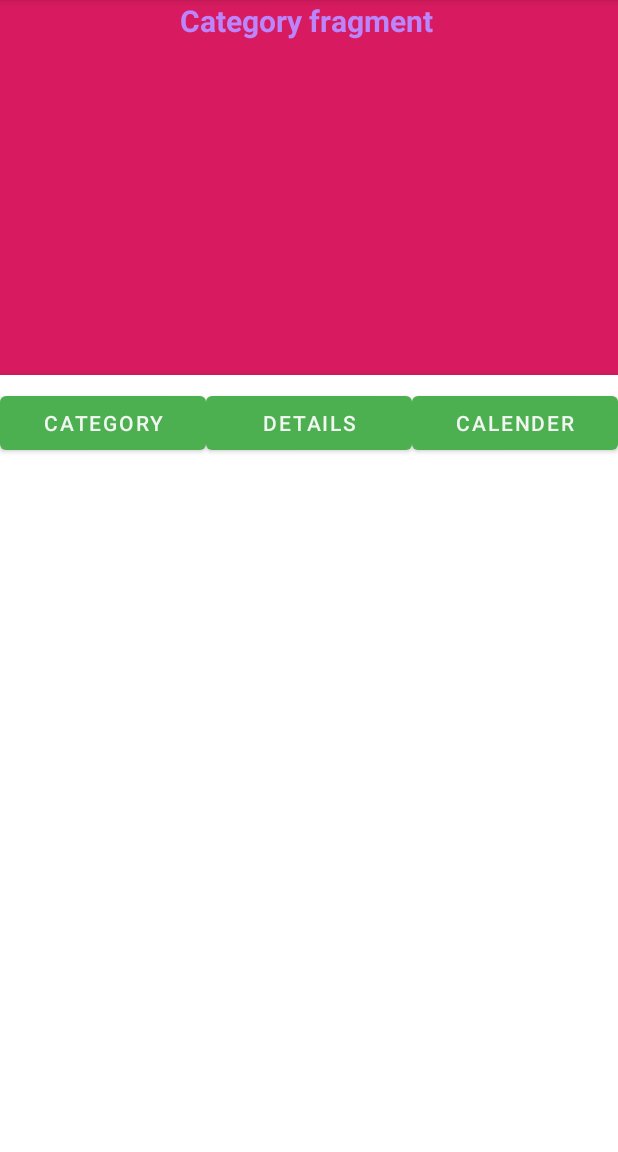
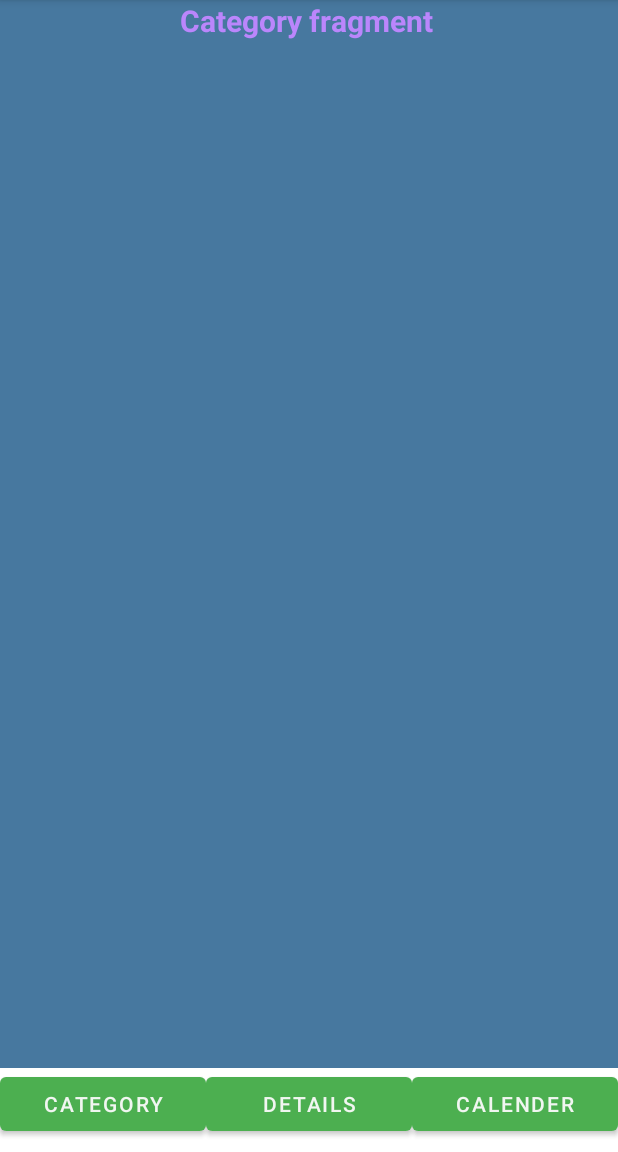
Before and after one commit to Baisalya/Agrohub, an Android app: the Task screen opened directly, with no data from a screen before it, on a phone screen of 412 x 824 dp, the part 84-1236 px from its top. Run offline under Robolectric (Android 15) with nearby library versions, the light colour scheme and no system bars; Roboto replaces fonts that are not available here.

Commit message:
fragment added ui fix for task

```diff
--- a/app/src/main/res/layout/activity_task.xml
+++ b/app/src/main/res/layout/activity_task.xml
@@ -1,64 +1,61 @@
 <?xml version="1.0" encoding="utf-8"?>
-<LinearLayout xmlns:android="http://schemas.android.com/apk/res/android"
+<RelativeLayout xmlns:android="http://schemas.android.com/apk/res/android"
     xmlns:app="http://schemas.android.com/apk/res-auto"
     xmlns:tools="http://schemas.android.com/tools"
     android:layout_width="match_parent"
-    android:layout_height="wrap_content"
-    android:orientation="vertical"
+    android:layout_height="match_parent"
     android:background="#47789F"
-    tools:context=".MainActivity"
+    tools:context=".MainActivity">
 
-    >
 
-    <LinearLayout
-        android:layout_width="match_parent"
-        android:layout_height="250dp"
-        android:background="#D81B60"
-        android:orientation="vertical"
-        >
-
-        <androidx.fragment.app.FragmentContainerView
+    <androidx.fragment.app.FragmentContainerView
             android:id="@+id/fragmentContainerView"
             android:name="com.passonatetech.agrohub.Category"
             android:layout_width="match_parent"
-            android:layout_height="wrap_content" />
-    </LinearLayout>
+            android:layout_height="match_parent"
+            android:layout_above="@+id/fragment_buttons"
+            tools:layout="@layout/fragment_category" />
+
+    <LinearLayout
+        android:id="@+id/fragment_buttons"
+        android:layout_width="match_parent"
+        android:layout_height="wrap_content"
+        android:orientation="horizontal"
+        android:layout_alignParentBottom="true">
+
+
+
 <com.google.android.material.bottomnavigation.BottomNavigationView
     android:layout_width="match_parent"
     android:layout_height="match_parent">
-
-
     <LinearLayout
         android:layout_width="match_parent"
         android:layout_height="match_parent"
         android:orientation="horizontal"
-        android:gravity="bottom">
+       >
 
         <Button
             android:id="@+id/Category"
             android:layout_width="0dp"
             android:layout_height="wrap_content"
             android:layout_weight="1"
-            android:text="Category"
-            />
+            android:text="Category" />
 
         <Button
             android:id="@+id/Details"
             android:layout_width="0dp"
             android:layout_height="wrap_content"
             android:layout_weight="1"
-            android:text="Details"
-            />
+            android:text="Details" />
 
         <Button
             android:id="@+id/Calender"
             android:layout_width="0dp"
             android:layout_height="wrap_content"
             android:layout_weight="1"
-            android:text="Calender"
-            />
+            android:text="Calender" />
     </LinearLayout>
 
 </com.google.android.material.bottomnavigation.BottomNavigationView>
-
 </LinearLayout>
+</RelativeLayout>
```
